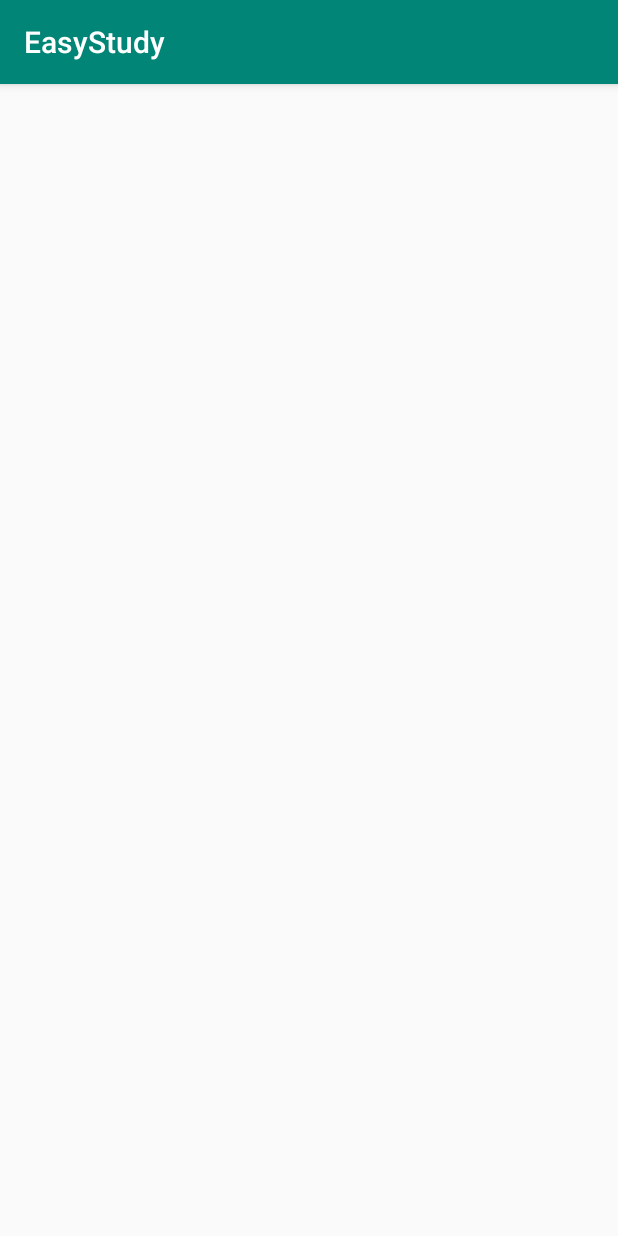
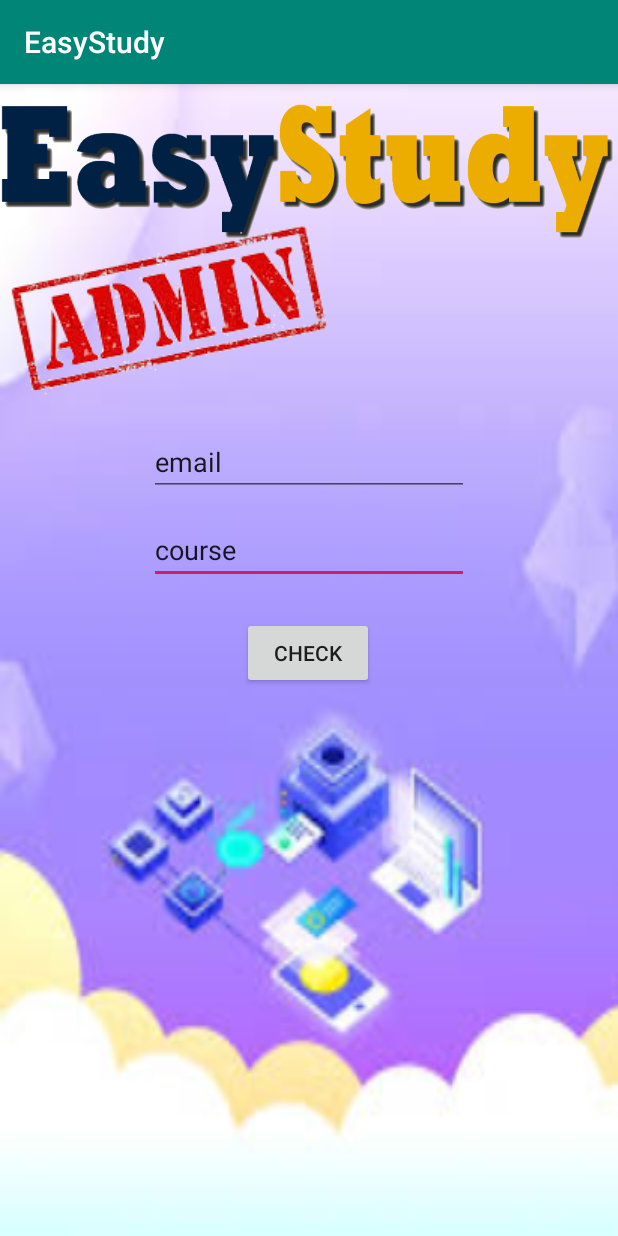
Before and after one commit to Justrygh/Application, an Android app: the adminActivity screen opened directly, with no data from a screen before it, on a phone screen of 412 x 824 dp. Run offline under Robolectric (Android 15) with nearby library versions, the phone set to English and light mode, and no system bars.

Commit message:
Update V1.4

```diff
--- a/app/src/main/res/layout/activity_admin.xml
+++ b/app/src/main/res/layout/activity_admin.xml
@@ -6,4 +6,75 @@
     android:layout_height="match_parent"
     tools:context=".adminActivity">
 
+    <ImageView
+        android:id="@+id/home_page_B"
+        android:layout_width="match_parent"
+        android:layout_height="match_parent"
+        android:background="@drawable/home_page_back"
+        app:layout_constraintStart_toStartOf="parent"
+        app:layout_constraintTop_toTopOf="parent" />
+
+    <ImageView
+        android:id="@+id/easy_study_icon"
+        android:layout_width="match_parent"
+        android:layout_height="120dp"
+        app:layout_constraintBottom_toBottomOf="@+id/home_page_B"
+        app:layout_constraintEnd_toEndOf="parent"
+        app:layout_constraintHorizontal_bias="0.498"
+        app:layout_constraintStart_toStartOf="parent"
+        app:layout_constraintTop_toTopOf="@+id/home_page_B"
+        app:layout_constraintVertical_bias="0.0"
+        app:srcCompat="@drawable/easystudy_icon"
+        tools:srcCompat="@drawable/easystudy_icon" />
+
+    <ImageView
+        android:id="@+id/imageView"
+        android:layout_width="wrap_content"
+        android:layout_height="wrap_content"
+        app:layout_constraintBottom_toBottomOf="parent"
+        app:layout_constraintEnd_toEndOf="@+id/home_page_B"
+        app:layout_constraintHorizontal_bias="0.0"
+        app:layout_constraintStart_toStartOf="parent"
+        app:layout_constraintTop_toTopOf="parent"
+        app:layout_constraintVertical_bias="0.075"
+        app:srcCompat="@drawable/admin_logo" />
+
+    <EditText
+        android:id="@+id/course_admin"
+        android:layout_width="wrap_content"
+        android:layout_height="wrap_content"
+        android:ems="10"
+        android:inputType="textPersonName"
+        android:text="course"
+        app:layout_constraintBottom_toBottomOf="parent"
+        app:layout_constraintEnd_toEndOf="@+id/home_page_B"
+        app:layout_constraintStart_toStartOf="parent"
+        app:layout_constraintTop_toBottomOf="@+id/email_admin"
+        app:layout_constraintVertical_bias="0.03" />
+
+    <EditText
+        android:id="@+id/email_admin"
+        android:layout_width="wrap_content"
+        android:layout_height="wrap_content"
+        android:ems="10"
+        android:inputType="textPersonName"
+        android:text="email"
+        app:layout_constraintBottom_toBottomOf="@+id/home_page_B"
+        app:layout_constraintEnd_toEndOf="parent"
+        app:layout_constraintStart_toStartOf="parent"
+        app:layout_constraintTop_toTopOf="parent"
+        app:layout_constraintVertical_bias="0.317" />
+
+    <Button
+        android:id="@+id/check_admin"
+        android:layout_width="wrap_content"
+        android:layout_height="wrap_content"
+        android:text="Check"
+        app:layout_constraintBottom_toBottomOf="parent"
+        app:layout_constraintEnd_toEndOf="@+id/home_page_B"
+        app:layout_constraintHorizontal_bias="0.498"
+        app:layout_constraintStart_toStartOf="@+id/home_page_B"
+        app:layout_constraintTop_toBottomOf="@+id/course_admin"
+        app:layout_constraintVertical_bias="0.057" />
+
 </androidx.constraintlayout.widget.ConstraintLayout>
```
Also changed, not shown: app/src/main/res/drawable/admin_logo.png (added).
